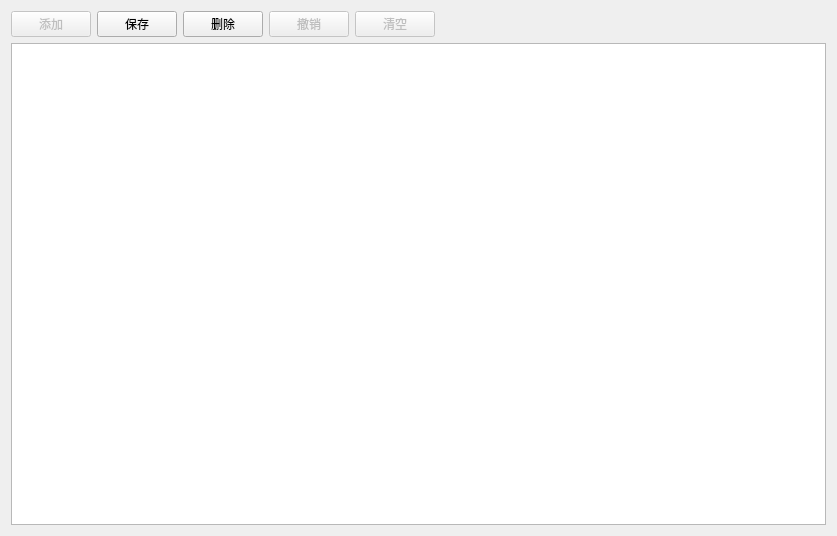
Above: src/app/view/businessform/temperaturedelegate.ui from nealwang123/template2 before the change. Below: the same form after it.
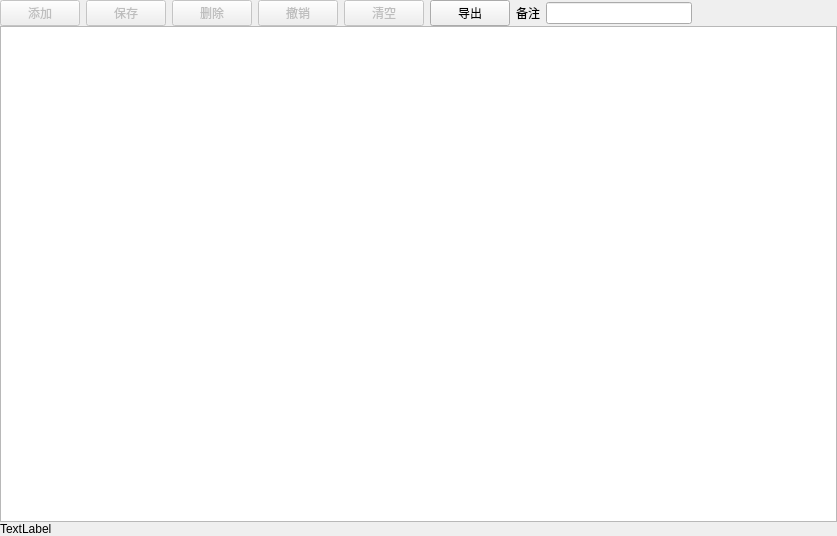
That is the form after the change. Icons and pictures are not drawn.

Commit message: V1.1.3、V1.1.4 1:高低温添加实时设备列表状态显示 2:can发送接口数据设置sendType=0 3:添加导出数据功能 4：清空列表功能：生产测试列表、高低温测试列表可清空除第一行外内容 5：修复V1.1.3高低温结果保存错误bug 6：sendType0、1均会产生发送后丢数据现象

The edit to the form file:
```diff
--- a/src/app/view/businessform/temperaturedelegate.ui
+++ b/src/app/view/businessform/temperaturedelegate.ui
@@ -14,6 +14,21 @@
    <string>Form</string>
   </property>
   <layout class="QVBoxLayout" name="verticalLayout">
+   <property name="spacing">
+    <number>0</number>
+   </property>
+   <property name="leftMargin">
+    <number>0</number>
+   </property>
+   <property name="topMargin">
+    <number>0</number>
+   </property>
+   <property name="rightMargin">
+    <number>0</number>
+   </property>
+   <property name="bottomMargin">
+    <number>0</number>
+   </property>
    <item>
     <widget class="QWidget" name="widgetTop" native="true">
      <layout class="QHBoxLayout" name="horizontalLayout_4">
@@ -58,7 +73,7 @@
       <item>
        <widget class="QPushButton" name="btnSave">
         <property name="enabled">
-         <bool>true</bool>
+         <bool>false</bool>
         </property>
         <property name="minimumSize">
          <size>
@@ -84,7 +99,7 @@
       <item>
        <widget class="QPushButton" name="btnDelete">
         <property name="enabled">
-         <bool>true</bool>
+         <bool>false</bool>
         </property>
         <property name="minimumSize">
          <size>
@@ -159,6 +174,29 @@
         </property>
        </widget>
       </item>
+      <item>
+       <widget class="QPushButton" name="button_export">
+        <property name="minimumSize">
+         <size>
+          <width>80</width>
+          <height>0</height>
+         </size>
+        </property>
+        <property name="text">
+         <string>导出</string>
+        </property>
+       </widget>
+      </item>
+      <item>
+       <widget class="QLabel" name="label">
+        <property name="text">
+         <string>备注</string>
+        </property>
+       </widget>
+      </item>
+      <item>
+       <widget class="QLineEdit" name="lineEdit_remark"/>
+      </item>
       <item>
        <spacer name="horizontalSpacer">
         <property name="orientation">
@@ -178,6 +216,13 @@
    <item>
     <widget class="QTableView" name="tableMain"/>
    </item>
+   <item>
+    <widget class="QLabel" name="labInfo1">
+     <property name="text">
+      <string>TextLabel</string>
+     </property>
+    </widget>
+   </item>
   </layout>
  </widget>
  <resources>
```
The commit also changes 28 other files.
